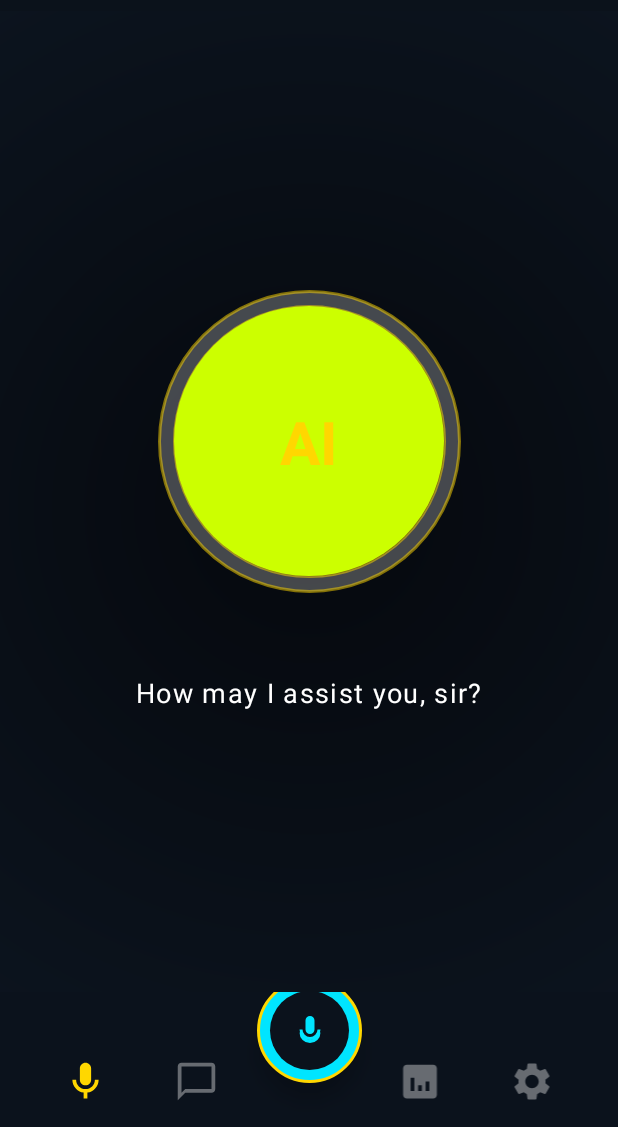
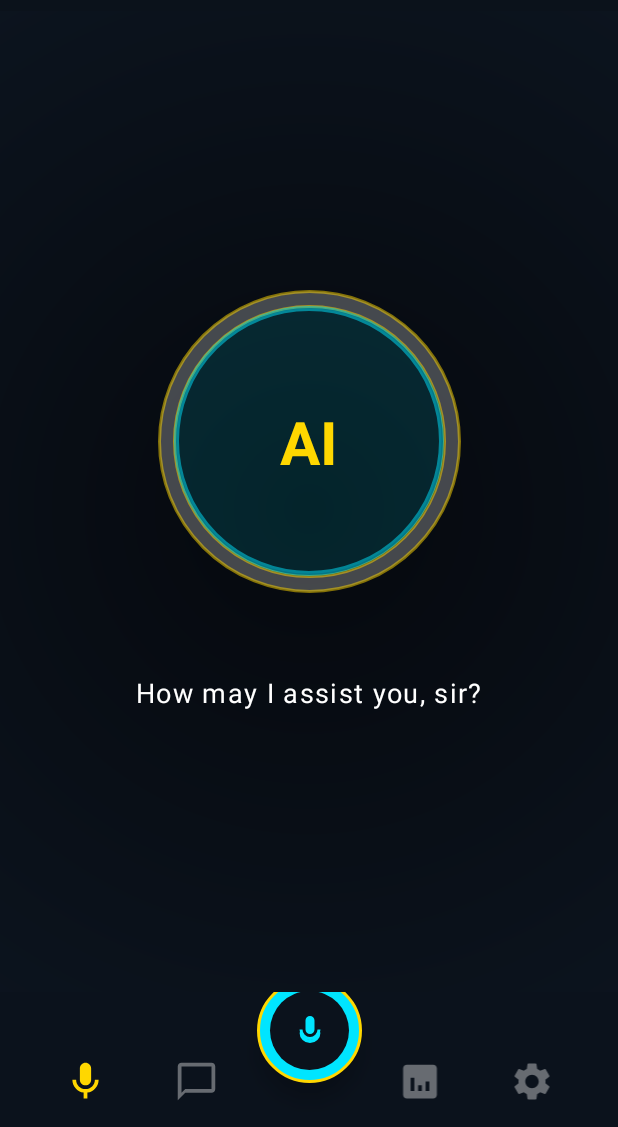
Before and after one commit to Basi6788/Jarvis, an Android app: the layout activity_main.xml on its own in the app's theme, with its tools: preview values and no code run, on a phone screen of 412 x 824 dp, the part 109-1236 px from its top. Run offline under Robolectric (Android 15) with nearby library versions, the phone set to English and light mode, and no system bars.

Commit message:
Update bg_orb_core.xml

```diff
--- a/app/src/main/res/drawable/bg_orb_core.xml
+++ b/app/src/main/res/drawable/bg_orb_core.xml
@@ -1,11 +1,5 @@
-<?xml version="1.0" encoding="utf-8"?>
 <shape xmlns:android="http://schemas.android.com/apk/res/android"
     android:shape="oval">
-
-    <solid android:color="#CCFF00" />
-
-    <size
-        android:width="64dp"
-        android:height="64dp" />
-
+    <solid android:color="#2000E5FF"/>
+    <stroke android:width="3dp" android:color="#8000E5FF"/>
 </shape>
```
